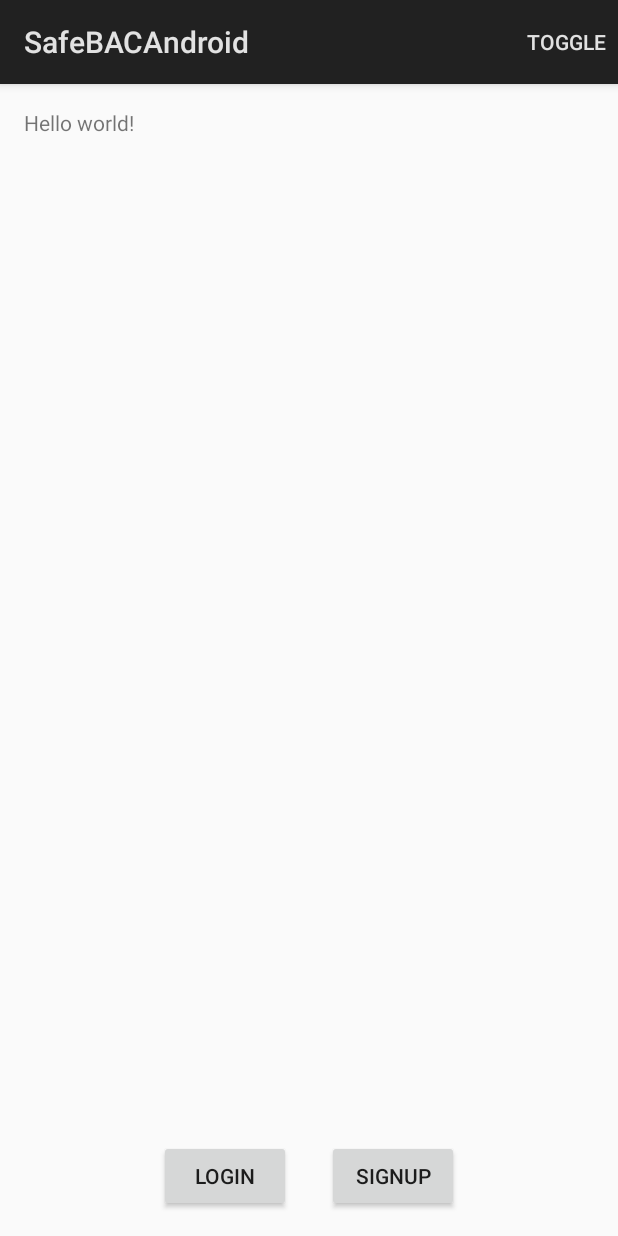
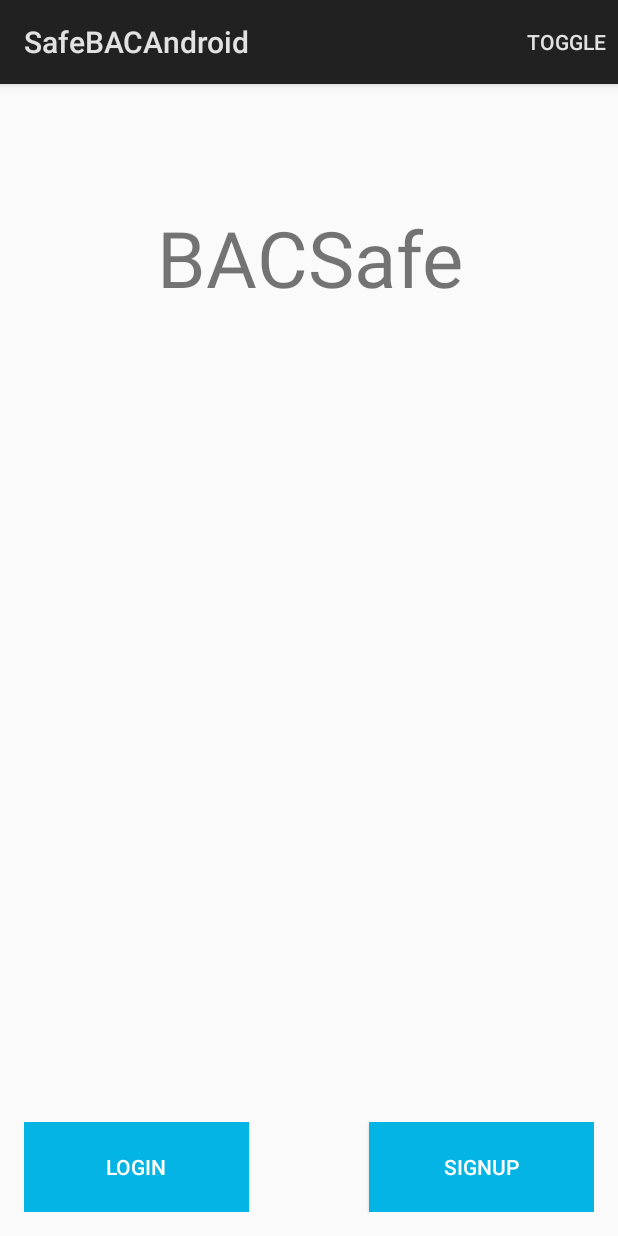
Before and after one commit to chris-perez/SafeBACAndroid, an Android app: the screen it shows after launch (MainActivity), on a phone screen of 412 x 824 dp. Run offline under Robolectric (Android 15) with nearby library versions, the phone set to English and light mode, and no system bars.

Commit message:
release 1

```diff
--- a/app/src/main/java/com/example/chris/safebacandroid/Catalog_Adder_Fragment.java
+++ b/app/src/main/java/com/example/chris/safebacandroid/Catalog_Adder_Fragment.java
@@ -13,7 +13,7 @@ import android.widget.EditText;
 /**
  * Created by Steel on 5/1/16.
  */
-public class Catalog_Adder_Fragment extends Fragment implements View.OnClickListener{
+/*public class Catalog_Adder_Fragment extends Fragment implements View.OnClickListener{
 
 
     private View view;
@@ -118,4 +118,6 @@ public class Catalog_Adder_Fragment extends Fragment implements View.OnClickList
         }
 
     }
+
 }
+*/
--- a/app/src/main/java/com/example/chris/safebacandroid/Catalog_Browser_Activity.java
+++ b/app/src/main/java/com/example/chris/safebacandroid/Catalog_Browser_Activity.java
@@ -161,11 +161,11 @@ public class Catalog_Browser_Activity extends Activity implements View.OnClickLi
             getFragmentManager().popBackStack();
             frag_open = false;
         }else{
-            Fragment new_frag = new Catalog_Adder_Fragment();
+            /*Fragment new_frag = new Catalog_Adder_Fragment();
             getFragmentManager().beginTransaction()
                     .setCustomAnimations(R.anim.slide_left,R.anim.slide_right)
                     .add(R.id.new_drink_frag_cont,new_frag,ADDER_TAG).addToBackStack(null).commit();
-            frag_open = true;
+            frag_open = true;*/
         }
     }
 
--- a/app/src/main/java/com/example/chris/safebacandroid/Navigator_Activity.java
+++ b/app/src/main/java/com/example/chris/safebacandroid/Navigator_Activity.java
@@ -142,8 +142,7 @@ public class Navigator_Activity extends Activity {
       } else if (curr == 3) {
         next_activity = new Intent(this, Catalog_Activity.class);
       } else if (curr == 4) {
-//                next_activity = new Intent(this, Messenger_Activity.class);
-        return;
+        next_activity = new Intent(this, DrinkLogActivity.class);
       } else if (curr == 5) {
         next_activity = new Intent(this, FriendsActivity.class);
       } else if (curr == 6) {
--- a/app/src/main/res/layout/activity_profile.xml
+++ b/app/src/main/res/layout/activity_profile.xml
@@ -83,10 +83,10 @@
         <Button
             android:id="@+id/button_update"
             android:layout_width="100dp"
-            android:layout_height="30dp"
+            android:layout_height="40dp"
             android:layout_gravity="center_horizontal"
             android:layout_marginTop="33.5dp"
-            android:background="#fffc5d53"
+            android:background="@color/accent"
             android:text="Update Info"
             android:textColor="#ffffffff"
             />
--- a/app/src/main/res/layout/activity_sign_up.xml
+++ b/app/src/main/res/layout/activity_sign_up.xml
@@ -105,7 +105,7 @@
             android:layout_height="28.5dp"
             android:layout_gravity="center_horizontal"
             android:layout_marginTop="33.5dp"
-            android:background="#fffc5d53"
+            android:background="@color/accent"
             android:text="Sign up"
             android:textColor="#ffffffff"
             />
--- a/app/src/main/res/layout/fragment_main.xml
+++ b/app/src/main/res/layout/fragment_main.xml
@@ -9,29 +9,35 @@
                 tools:context=".MainActivityFragment">
 
     <TextView
-        android:text="@string/hello_world"
-        android:layout_width="wrap_content"
-        android:layout_height="wrap_content"/>
+        android:text="BACSafe"
+        android:layout_width="match_parent"
+        android:layout_height="200dp"
+        android:textSize="52sp"
+        android:gravity="center"/>
 
     <RelativeLayout
-        android:layout_width="200dp"
+        android:layout_width="match_parent"
         android:layout_height="wrap_content"
         android:layout_alignParentBottom="true"
         android:layout_centerHorizontal="true">
 
         <Button
             android:id="@+id/login"
-            android:layout_width="wrap_content"
-            android:layout_height="wrap_content"
+            android:layout_width="150dp"
+            android:layout_height="60dp"
             android:layout_alignParentStart="true"
             android:layout_alignParentLeft="true"
+            android:background="@color/accent"
+            android:textColor="@android:color/white"
             android:text="Login"/>
         <Button
             android:id="@+id/signup"
-            android:layout_width="wrap_content"
-            android:layout_height="wrap_content"
+            android:layout_width="150dp"
+            android:layout_height="60dp"
             android:layout_alignParentEnd="true"
             android:layout_alignParentRight="true"
+            android:background="@color/accent"
+            android:textColor="@android:color/white"
             android:text="Signup"/>
 
     </RelativeLayout>
--- a/app/src/main/res/values/colors.xml
+++ b/app/src/main/res/values/colors.xml
@@ -31,6 +31,6 @@
     <color name="transparent">#00ffffff</color>
 
     <color name="blueTint">#3273b1c4</color>
-    <color name="accent">#FC5D53</color>
+    <color name="accent">#03B4E4</color>
     <color name="background">#d6d6d6</color>
 </resources>
--- a/app/src/main/res/values/styles.xml
+++ b/app/src/main/res/values/styles.xml
@@ -3,6 +3,11 @@
     <!-- Base application theme. -->
     <style name="AppTheme" parent="android:Theme.Material">
         <!-- Customize your theme here. -->
+        <item name="android:actionBarStyle">@style/MyActionBar</item>
+    </style>
+
+    <style name="MyActionBar" parent="@android:style/Widget.Material.ActionBar">
+        <item name="android:background">@color/accent</item>
     </style>
 
 </resources>
```
Also changed, not shown: app/src/main/res/layout/activity_login.xml (+3 -12 lines), app/src/main/res/layout/activity_taxi.xml (+9 -5 lines), app/src/main/res/layout/drink_log_item.xml (+18 -6 lines), 1 other file.
